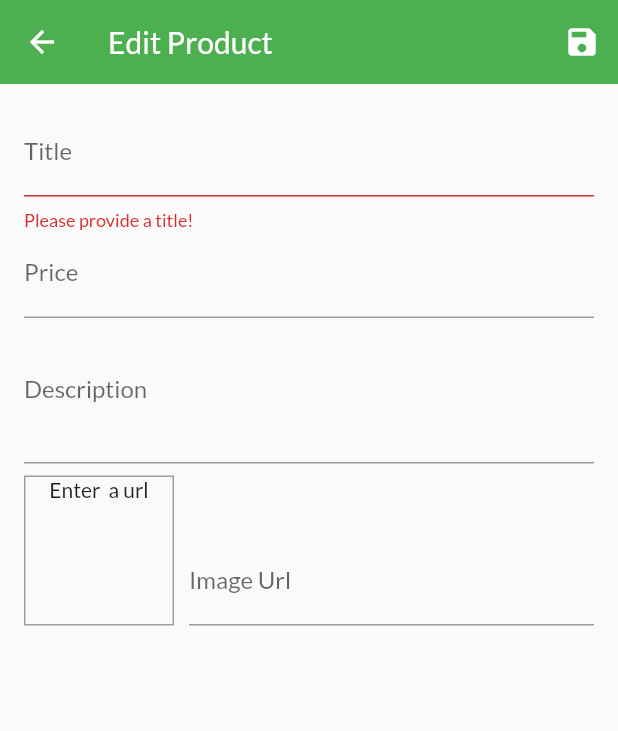
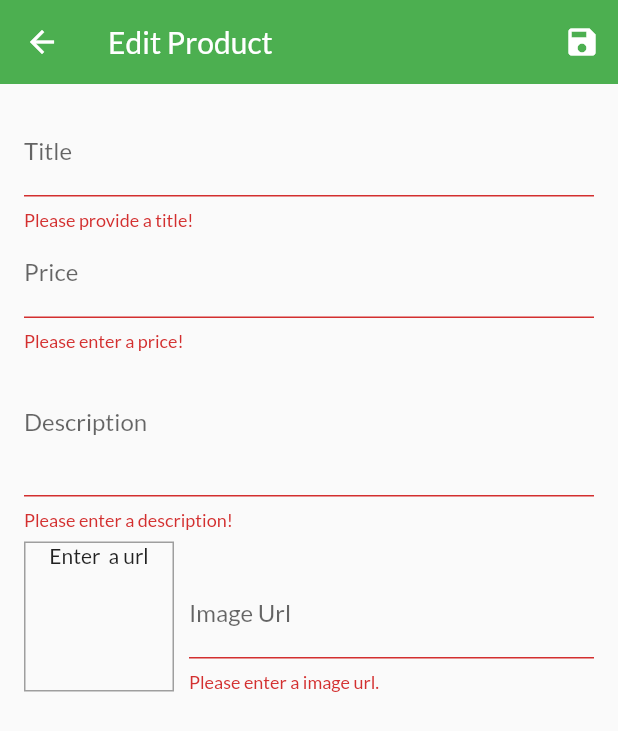
Before and after one commit to thought7878/shop_app, a Flutter app: the EditProductScreen screen opened by its route, after a tap on the "save" icon, on a phone screen of 412 x 824 dp. Shown: the top 731 px of the screen. Run offline on Flutter 3.47's test engine with Material 2 defaults, Android fonts, the phone set to English and light mode, and no system bars; network calls fail.

Commit message:
223. Adding Validation to All Inputs

```diff
--- a/lib/screens/edit_product_screen.dart
+++ b/lib/screens/edit_product_screen.dart
@@ -99,6 +99,18 @@ class _EditProductScreenState extends State<EditProductScreen> {
                 textInputAction: TextInputAction.next,
                 keyboardType: TextInputType.number,
                 focusNode: _priceFocusNode,
+                validator: (value) {
+                  if (value.isEmpty) {
+                    return 'Please enter a price!';
+                  }
+                  if (double.tryParse(value) == null) {
+                    return 'Please enter a valid number!';
+                  }
+                  if (double.parse(value) <= 0) {
+                    return 'Please enter a number greater than zero!';
+                  }
+                  return null;
+                },
                 onFieldSubmitted: (val) {
                   FocusScope.of(context).requestFocus(_descriptionFocusNode);
                 },
@@ -118,6 +130,15 @@ class _EditProductScreenState extends State<EditProductScreen> {
                 // textInputAction: TextInputAction.next,
                 keyboardType: TextInputType.multiline,
                 focusNode: _descriptionFocusNode,
+                validator: (value) {
+                  if (value.isEmpty) {
+                    return 'Please enter a description!';
+                  }
+                  if (value.length < 5) {
+                    return 'Should be at least 5 charactors.';
+                  }
+                  return null;
+                },
                 onSaved: (value) {
                   _submittingProduct = Product(
                     id: _submittingProduct.id,
@@ -154,6 +175,16 @@ class _EditProductScreenState extends State<EditProductScreen> {
                       textInputAction: TextInputAction.done,
                       controller: _imageUrlController,
                       focusNode: _imageUrlFocusNode,
+                      validator: (value) {
+                        if (value.isEmpty) {
+                          return 'Please enter a image url.';
+                        }
+                        if (!value.startsWith('http') &&
+                            !value.startsWith('https')) {
+                          return 'Please enter a valid url.';
+                        }
+                        return null;
+                      },
                       onFieldSubmitted: (val) {
                         _saveForm();
                       },
```
